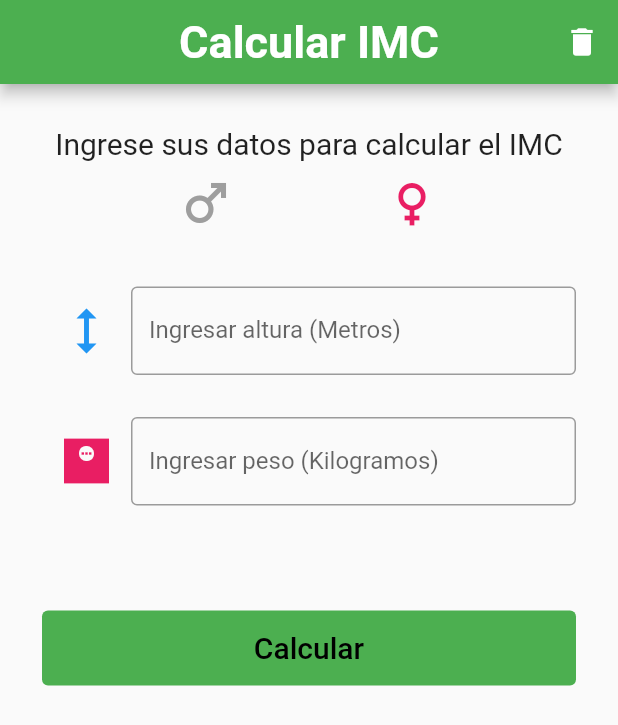
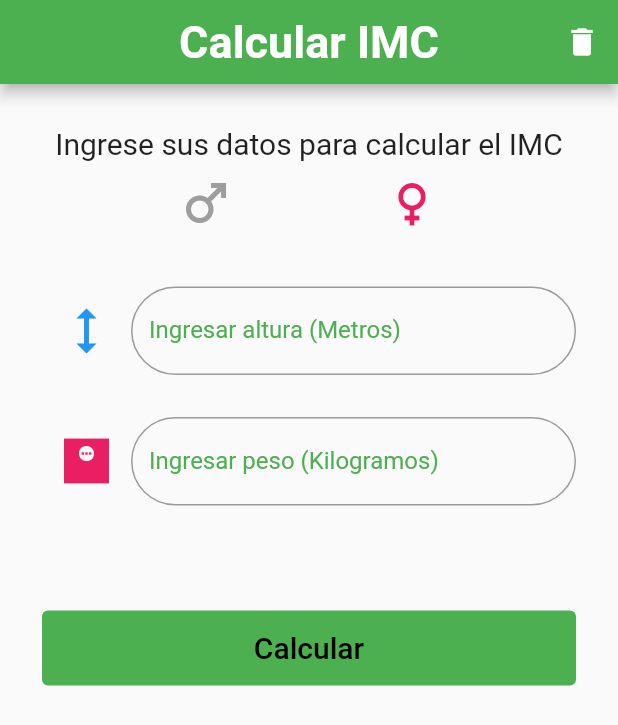
Before and after one commit to IS709090/Tarea2_Moviles_ConstruyendoVistas, a Flutter app: the screen it shows after launch, on a phone screen of 412 x 824 dp. Shown: the top 725 px of the screen. Run offline on Flutter 3.47's test engine with Material 2 defaults, Android fonts, the phone set to English and light mode, and no system bars.

Commit message:
Style changes

```diff
--- a/lib/main.dart
+++ b/lib/main.dart
@@ -106,8 +106,20 @@ class _MyAppState extends State<MyApp> {
                               },
                               keyboardType: TextInputType.number,
                               decoration: InputDecoration(
-                                border: OutlineInputBorder(),
-                                label: Text("Ingresar altura (Metros)"),
+                                focusColor: Colors.green,
+                                focusedBorder: OutlineInputBorder(
+                                  borderRadius: BorderRadius.circular(30),
+                                  borderSide: BorderSide(
+                                    color: Colors.green,
+                                    width: 2.0,
+                                  ),
+                                ),
+                                border: OutlineInputBorder(
+                                    borderRadius: BorderRadius.circular(30)),
+                                label: Text(
+                                  "Ingresar altura (Metros)",
+                                  style: TextStyle(color: Colors.green),
+                                ),
                               ),
                             ))
                       ],
@@ -136,8 +148,20 @@ class _MyAppState extends State<MyApp> {
                               },
                               keyboardType: TextInputType.number,
                               decoration: InputDecoration(
-                                border: OutlineInputBorder(),
-                                label: Text("Ingresar peso (Kilogramos)"),
+                                focusColor: Colors.green,
+                                focusedBorder: OutlineInputBorder(
+                                  borderRadius: BorderRadius.circular(30),
+                                  borderSide: BorderSide(
+                                    color: Colors.green,
+                                    width: 2.0,
+                                  ),
+                                ),
+                                border: OutlineInputBorder(
+                                    borderRadius: BorderRadius.circular(30)),
+                                label: Text(
+                                  "Ingresar peso (Kilogramos)",
+                                  style: TextStyle(color: Colors.green),
+                                ),
                               ),
                             ))
                       ],
```
